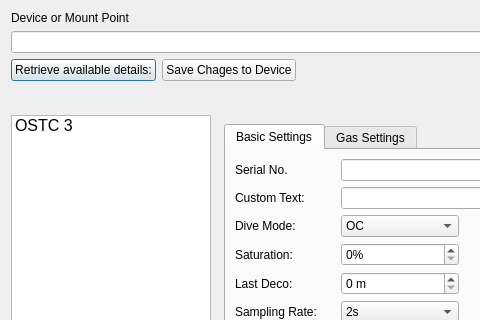
Qt form qt-ui/configuredivecomputerdialog.ui (subsurface/subsurface) before a commit; both pictures show x 0 to 480 and y 0 to 320 of the 842 by 614 pixel window.
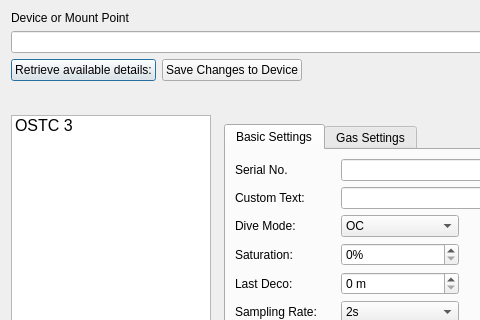
The same form after that commit. Icons and pictures are not drawn.

```diff
--- a/qt-ui/configuredivecomputerdialog.ui
+++ b/qt-ui/configuredivecomputerdialog.ui
@@ -58,7 +58,7 @@
      <item>
       <widget class="QPushButton" name="saveSettingsPushButton">
        <property name="text">
-        <string>Save Chages to Device</string>
+        <string>Save Changes to Device</string>
        </property>
       </widget>
      </item>
```
